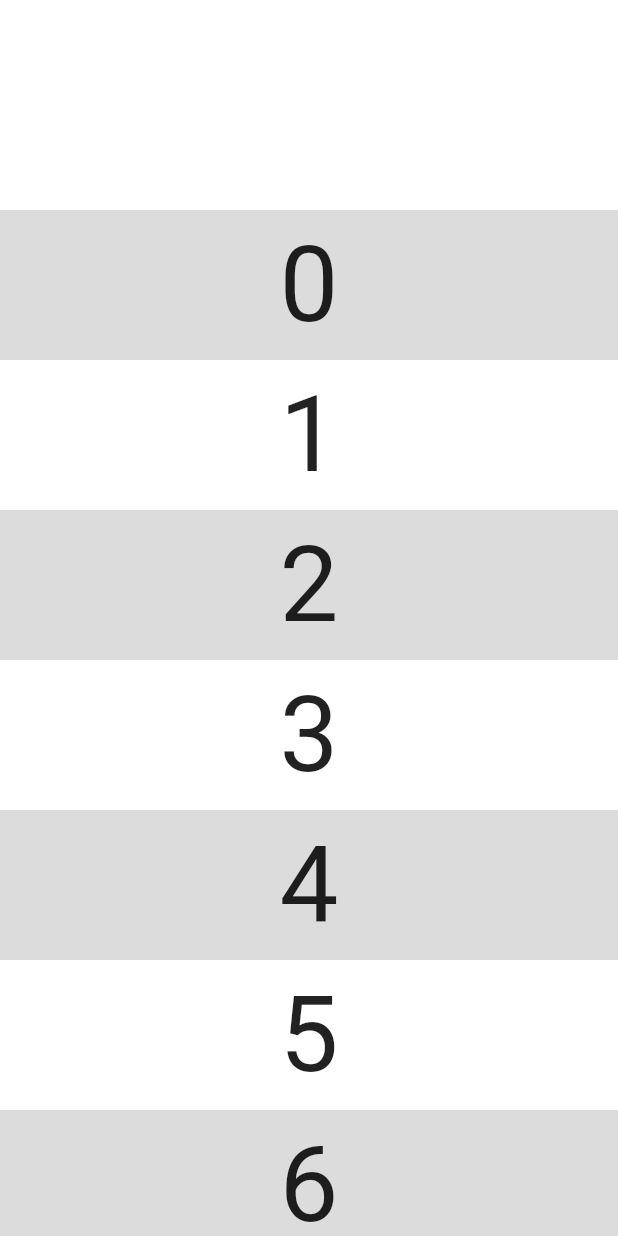
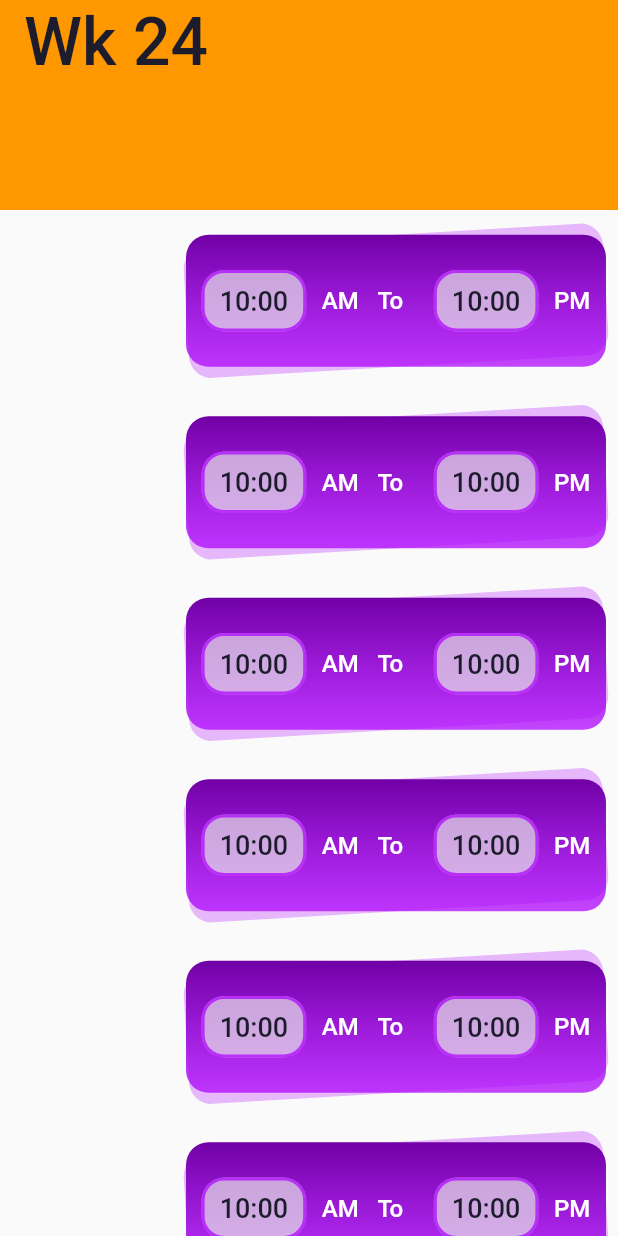
Before and after one commit to piousck/employee_roster_app, a Flutter app: the screen it shows after launch, on a phone screen of 412 x 824 dp. Run offline on Flutter 3.47's test engine with Material 2 defaults, Android fonts, the phone set to English and light mode, and no system bars; Roboto replaces fonts that are missing (Poppins).

Commit message:
commit to employee_roster_app 1.01

```diff
--- /dev/null
+++ b/lib/custom_components/day_timing_component.dart
@@ -0,0 +1,118 @@
+import 'package:flutter/material.dart';
+
+class DayTiming extends StatelessWidget {
+  const DayTiming({Key? key}) : super(key: key);
+
+  @override
+  Widget build(BuildContext context) {
+    return Container(
+      child: Row(
+        mainAxisSize: MainAxisSize.min,
+        mainAxisAlignment: MainAxisAlignment.spaceEvenly,
+        crossAxisAlignment: CrossAxisAlignment.center,
+        children: [
+          Padding(
+            padding: const EdgeInsets.all(8.0),
+            child: Container(
+              decoration: BoxDecoration(
+                  borderRadius: BorderRadius.circular(15),
+                  color: const Color(0xb2e6e6e6),
+                  border: Border.all(color: const Color(0xbcaf05ff), width: 2)),
+              padding: const EdgeInsets.only(
+                left: 10,
+                right: 10,
+                top: 8,
+                bottom: 8,
+              ),
+              child: SingleChildScrollView(
+                child: Row(
+                  mainAxisSize: MainAxisSize.min,
+                  mainAxisAlignment: MainAxisAlignment.center,
+                  crossAxisAlignment: CrossAxisAlignment.center,
+                  children: const [
+                    SizedBox(
+                      child: Text(
+                        "10:00",
+                        style: TextStyle(
+                          color: Color(0xff1d1c2c),
+                          fontSize: 18,
+                          fontFamily: "Poppins",
+                          fontWeight: FontWeight.w500,
+                        ),
+                      ),
+                    ),
+                  ],
+                ),
+              ),
+            ),
+          ),
+          const Text(
+            "AM",
+            style: TextStyle(
+                color: Colors.white,
+                fontSize: 16,
+                fontFamily: "Poppins",
+                fontWeight: FontWeight.w500),
+          ),
+          const Padding(
+            padding: EdgeInsets.all(10.0),
+            child: Text(
+              "To",
+              style: TextStyle(
+                  color: Colors.white,
+                  fontSize: 16,
+                  fontFamily: "Poppins",
+                  fontWeight: FontWeight.w500),
+            ),
+          ),
+          Padding(
+            padding: const EdgeInsets.all(8.0),
+            child: Container(
+              decoration: BoxDecoration(
+                  borderRadius: BorderRadius.circular(15),
+                  color: const Color(0xb2e6e6e6),
+                  border: Border.all(color: const Color(0xbcaf05ff), width: 2)),
+              padding: const EdgeInsets.only(
+                left: 10,
+                right: 10,
+                top: 8,
+                bottom: 8,
+              ),
+              child: SingleChildScrollView(
+                child: Row(
+                  mainAxisSize: MainAxisSize.min,
+                  mainAxisAlignment: MainAxisAlignment.center,
+                  crossAxisAlignment: CrossAxisAlignment.center,
+                  children: const [
+                    SizedBox(
+                      child: Text(
+                        "10:00",
+                        style: TextStyle(
+                          color: Color(0xff1d1c2c),
+                          fontSize: 18,
+                          fontFamily: "Poppins",
+                          fontWeight: FontWeight.w500,
+                        ),
+                      ),
+                    ),
+                  ],
+                ),
+              ),
+            ),
+          ),
+          const Padding(
+            padding: EdgeInsets.only(right: 8),
+            child: Text(
+              "PM",
+              style: TextStyle(
+                  color: Colors.white,
+                  fontSize: 16,
+                  fontFamily: "Poppins",
+                  fontWeight: FontWeight.w500),
+            ),
+          ),
+        ],
+      ),
+    );
+  }
+}
--- /dev/null
+++ b/lib/custom_components/my_card_component.dart
@@ -0,0 +1,55 @@
+import 'package:employee_roster_app/custom_components/day_timing_component.dart';
+import 'package:flutter/material.dart';
+
+class MyCustomCard extends StatelessWidget {
+  const MyCustomCard({Key? key}) : super(key: key);
+
+  @override
+  Widget build(BuildContext context) {
+    return Padding(
+      padding: const EdgeInsets.all(8.0),
+      child: SizedBox(
+        width: 290,
+        height: 105,
+        child: Stack(
+          children: [
+            Positioned.fill(
+              child: Align(
+                alignment: Alignment.centerRight,
+                child: Transform.rotate(
+                  angle: -0.06,
+                  child: Container(
+                    width: 280,
+                    height: 88,
+                    decoration: BoxDecoration(
+                      borderRadius: BorderRadius.circular(15),
+                      color: const Color(0x4fb822fd),
+                    ),
+                  ),
+                ),
+              ),
+            ),
+            Positioned.fill(
+              child: Align(
+                alignment: Alignment.centerRight,
+                child: Container(
+                  child: DayTiming(),
+                  width: 280,
+                  height: 88,
+                  decoration: BoxDecoration(
+                    borderRadius: BorderRadius.circular(15),
+                    gradient: const LinearGradient(
+                      begin: Alignment.topCenter,
+                      end: Alignment.bottomCenter,
+                      colors: [Color(0xff7000a5), Color(0xbcaf05ff)],
+                    ),
+                  ),
+                ),
+              ),
+            ),
+          ],
+        ),
+      ),
+    );
+  }
+}
--- a/lib/pages/weekly_emp_timing.dart
+++ b/lib/pages/weekly_emp_timing.dart
@@ -1,50 +1,41 @@
+import 'package:employee_roster_app/custom_components/my_card_component.dart';
 import 'package:flutter/material.dart';
 
-class WeeklyTimings
-    extends StatefulWidget {
-  WeeklyTimings({Key? key})
-      : super(key: key);
+class WeeklyTimings extends StatefulWidget {
+  WeeklyTimings({Key? key}) : super(key: key);
 
   @override
-  _WeeklyTimingsState createState() =>
-      _WeeklyTimingsState();
+  _WeeklyTimingsState createState() => _WeeklyTimingsState();
 }
 
-class _WeeklyTimingsState
-    extends State<WeeklyTimings> {
+class _WeeklyTimingsState extends State<WeeklyTimings> {
   @override
   Widget build(BuildContext context) {
     return Scaffold(
       body: CustomScrollView(slivers: [
-        SliverAppBar(
+        const SliverAppBar(
           pinned: true,
           snap: true,
           floating: true,
           expandedHeight: 140,
-          backgroundColor: Colors.white,
+          backgroundColor: Colors.orange,
           collapsedHeight: 100,
           title: Text(
             "Wk 24",
+            style: TextStyle(
+              color: Color(0xff1d1c2c),
+              fontSize: 44,
+              fontFamily: "Poppins",
+              fontWeight: FontWeight.w500,
+            ),
           ),
         ),
         SliverList(
-          delegate:
-              SliverChildBuilderDelegate(
-            (BuildContext context,
-                int index) {
-              return Container(
-                color: index.isOdd
-                    ? Colors.white
-                    : Colors.black12,
-                height: 100.0,
-                child: Center(
-                  child: Text('$index',
-                      textScaleFactor:
-                          5),
-                ),
-              );
+          delegate: SliverChildBuilderDelegate(
+            (BuildContext context, int index) {
+              return MyCustomCard();
             },
-            childCount: 20,
+            childCount: 7,
           ),
         ),
       ]),
```
